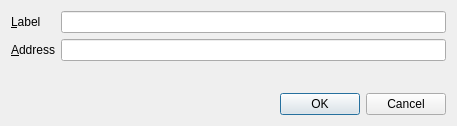
Old version of the form src/qt/forms/editaddressdialog.ui in the repository ShardcoinRepo/shard.
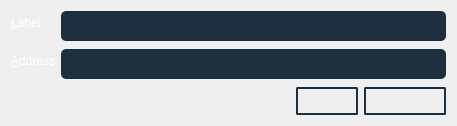
New version of the form.

```diff
--- a/src/qt/forms/editaddressdialog.ui
+++ b/src/qt/forms/editaddressdialog.ui
@@ -13,6 +13,9 @@
   <property name="windowTitle">
    <string>Edit Address</string>
   </property>
+  <property name="styleSheet">
+   <string notr="true">background:'#0b1d2c';</string>
+  </property>
   <layout class="QVBoxLayout" name="verticalLayout">
    <item>
     <layout class="QFormLayout" name="formLayout">
@@ -21,6 +24,9 @@
      </property>
      <item row="0" column="0">
       <widget class="QLabel" name="label">
+       <property name="styleSheet">
+        <string notr="true">color:white</string>
+       </property>
        <property name="text">
         <string>&amp;Label</string>
        </property>
@@ -34,10 +40,22 @@
        <property name="toolTip">
         <string>The label associated with this address book entry</string>
        </property>
+       <property name="styleSheet">
+        <string notr="true">background:#1d2e3f;
+color:white;
+padding:7px;
+border-radius:5px;
+font: 10pt 'Ubuntu';
+margin-bottom:2px;
+</string>
+       </property>
       </widget>
      </item>
      <item row="1" column="0">
       <widget class="QLabel" name="label_2">
+       <property name="styleSheet">
+        <string notr="true">color:white</string>
+       </property>
        <property name="text">
         <string>&amp;Address</string>
        </property>
@@ -51,12 +69,56 @@
        <property name="toolTip">
         <string>The address associated with this address book entry. This can only be modified for sending addresses.</string>
        </property>
+       <property name="styleSheet">
+        <string notr="true">background:#1d2e3f;
+color:white;
+padding:7px;
+border-radius:5px;
+font: 10pt 'Ubuntu';
+margin-bottom:2px;
+</string>
+       </property>
       </widget>
      </item>
     </layout>
    </item>
    <item>
     <widget class="QDialogButtonBox" name="buttonBox">
+     <property name="styleSheet">
+      <string notr="true">QPushButton { 
+ background-color: &quot;#0d2131&quot;;
+	border:2px solid #1d2e3f;
+color:#eeeeee;
+padding:5px 20px;
+	outline: none;
+border-radius:2px;
+
+}
+
+QPushButton:pressed {
+   background-color: &quot;#1d2e3f&quot;;
+border:2px solid gray;
+	color:white;
+
+}
+
+QPushButton:hover {
+     background-color: &quot;#102537&quot;;
+	border:2px solid #0f3e54;
+ }
+QPushButton:checked { 
+     background-color: &quot;#0d2131&quot;;
+border:2px solid #0f3e54;
+	color:white;
+
+ }
+QPushButton:disabled { 
+    background:'#0b1d2c';
+color:gray;
+border:2px solid #102537;
+ }
+</string>
+     </property>
      <property name="orientation">
       <enum>Qt::Horizontal</enum>
      </property>
```
Left out of the diff: 8 changed lines with no effect on the pictures.
